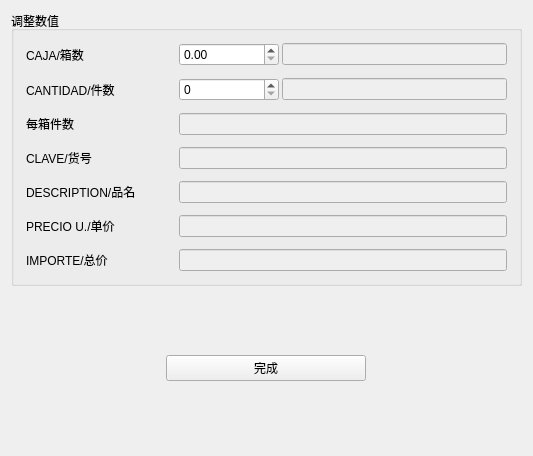
Old version of the form CompanyStroageManagement/Adjust_List_Item_Win.ui in the repository linxinwNeo/CompanyStroageManagement.
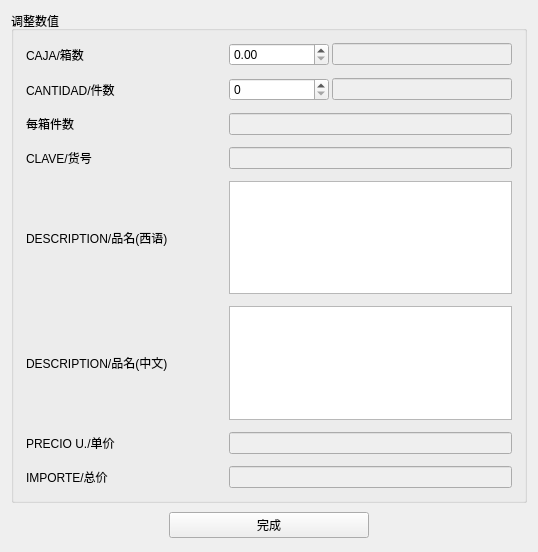
New version of the form.

The edit to the form file:
```diff
--- a/CompanyStroageManagement/Adjust_List_Item_Win.ui
+++ b/CompanyStroageManagement/Adjust_List_Item_Win.ui
@@ -6,8 +6,8 @@
    <rect>
     <x>0</x>
     <y>0</y>
-    <width>533</width>
-    <height>456</height>
+    <width>538</width>
+    <height>552</height>
    </rect>
   </property>
   <property name="windowTitle">
@@ -42,7 +42,7 @@
           <widget class="QLabel" name="label">
            <property name="minimumSize">
             <size>
-             <width>150</width>
+             <width>200</width>
              <height>0</height>
             </size>
            </property>
@@ -59,6 +59,9 @@
              <height>0</height>
             </size>
            </property>
+           <property name="maximum">
+            <double>100000000000000.000000000000000</double>
+           </property>
           </widget>
          </item>
          <item>
@@ -93,7 +96,7 @@
           <widget class="QLabel" name="label_2">
            <property name="minimumSize">
             <size>
-             <width>150</width>
+             <width>200</width>
              <height>0</height>
             </size>
            </property>
@@ -110,6 +113,9 @@
              <height>0</height>
             </size>
            </property>
+           <property name="maximum">
+            <number>100000</number>
+           </property>
           </widget>
          </item>
          <item>
@@ -144,7 +150,7 @@
           <widget class="QLabel" name="label_4">
            <property name="minimumSize">
             <size>
-             <width>150</width>
+             <width>200</width>
              <height>0</height>
             </size>
            </property>
@@ -158,6 +164,9 @@
            <property name="enabled">
             <bool>false</bool>
            </property>
+           <property name="readOnly">
+            <bool>true</bool>
+           </property>
           </widget>
          </item>
         </layout>
@@ -185,7 +194,7 @@
           <widget class="QLabel" name="label_3">
            <property name="minimumSize">
             <size>
-             <width>150</width>
+             <width>200</width>
              <height>0</height>
             </size>
            </property>
@@ -199,6 +208,9 @@
            <property name="enabled">
             <bool>false</bool>
            </property>
+           <property name="readOnly">
+            <bool>true</bool>
+           </property>
           </widget>
          </item>
         </layout>
@@ -226,19 +238,69 @@
           <widget class="QLabel" name="label_5">
            <property name="minimumSize">
             <size>
-             <width>150</width>
+             <width>200</width>
              <height>0</height>
             </size>
            </property>
            <property name="text">
-            <string>DESCRIPTION/品名</string>
+            <string>DESCRIPTION/品名(西语)</string>
            </property>
           </widget>
          </item>
          <item>
-          <widget class="QLineEdit" name="DESCRIPTION_LE">
+          <widget class="QTextEdit" name="DESCRIPTION_SPAN_TE">
            <property name="enabled">
+            <bool>true</bool>
+           </property>
+           <property name="autoFillBackground">
             <bool>false</bool>
+           </property>
+           <property name="readOnly">
+            <bool>true</bool>
+           </property>
+          </widget>
+         </item>
+        </layout>
+       </widget>
+      </item>
+      <item>
+       <widget class="QWidget" name="widget_9" native="true">
+        <layout class="QHBoxLayout" name="horizontalLayout_9">
+         <property name="spacing">
+          <number>3</number>
+         </property>
+         <property name="leftMargin">
+          <number>3</number>
+         </property>
+         <property name="topMargin">
+          <number>3</number>
+         </property>
+         <property name="rightMargin">
+          <number>3</number>
+         </property>
+         <property name="bottomMargin">
+          <number>3</number>
+         </property>
+         <item>
+          <widget class="QLabel" name="label_8">
+           <property name="minimumSize">
+            <size>
+             <width>200</width>
+             <height>0</height>
+            </size>
+           </property>
+           <property name="text">
+            <string>DESCRIPTION/品名(中文)</string>
+           </property>
+          </widget>
+         </item>
+         <item>
+          <widget class="QTextEdit" name="DESCRIPTION_CN_TE">
+           <property name="enabled">
+            <bool>true</bool>
+           </property>
+           <property name="readOnly">
+            <bool>true</bool>
            </property>
           </widget>
          </item>
@@ -267,7 +329,7 @@
           <widget class="QLabel" name="label_6">
            <property name="minimumSize">
             <size>
-             <width>150</width>
+             <width>200</width>
              <height>0</height>
             </size>
            </property>
@@ -281,6 +343,9 @@
            <property name="enabled">
             <bool>false</bool>
            </property>
+           <property name="readOnly">
+            <bool>true</bool>
+           </property>
           </widget>
          </item>
         </layout>
@@ -308,7 +373,7 @@
           <widget class="QLabel" name="label_7">
            <property name="minimumSize">
             <size>
-             <width>150</width>
+             <width>200</width>
              <height>0</height>
             </size>
            </property>
@@ -322,6 +387,9 @@
            <property name="enabled">
             <bool>false</bool>
            </property>
+           <property name="readOnly">
+            <bool>true</bool>
+           </property>
           </widget>
          </item>
         </layout>
```
